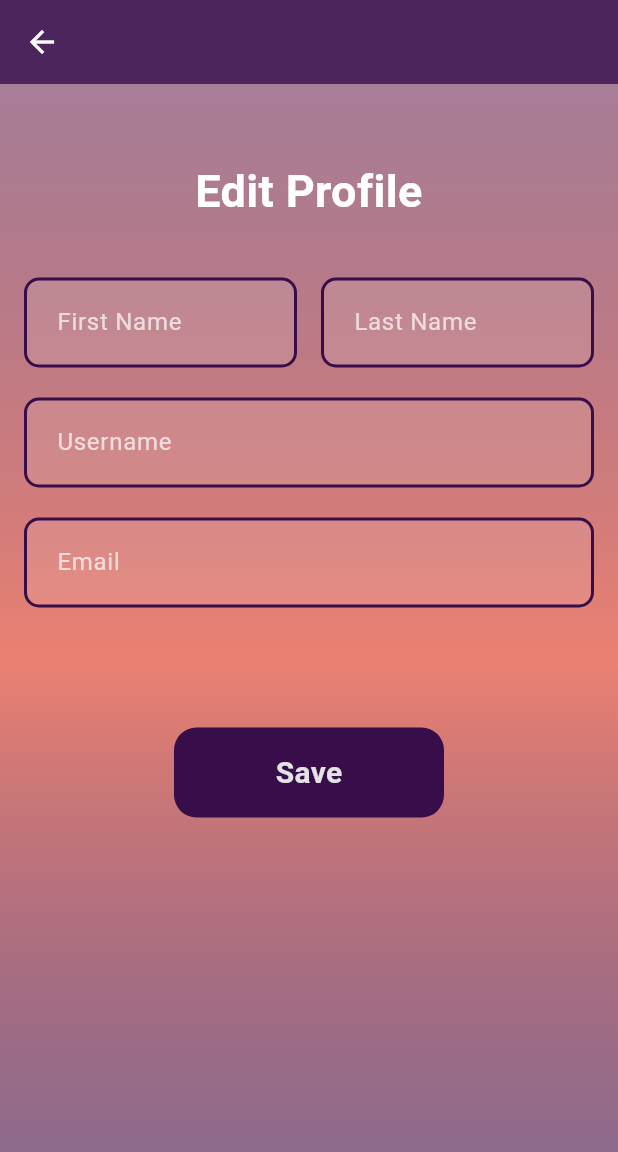
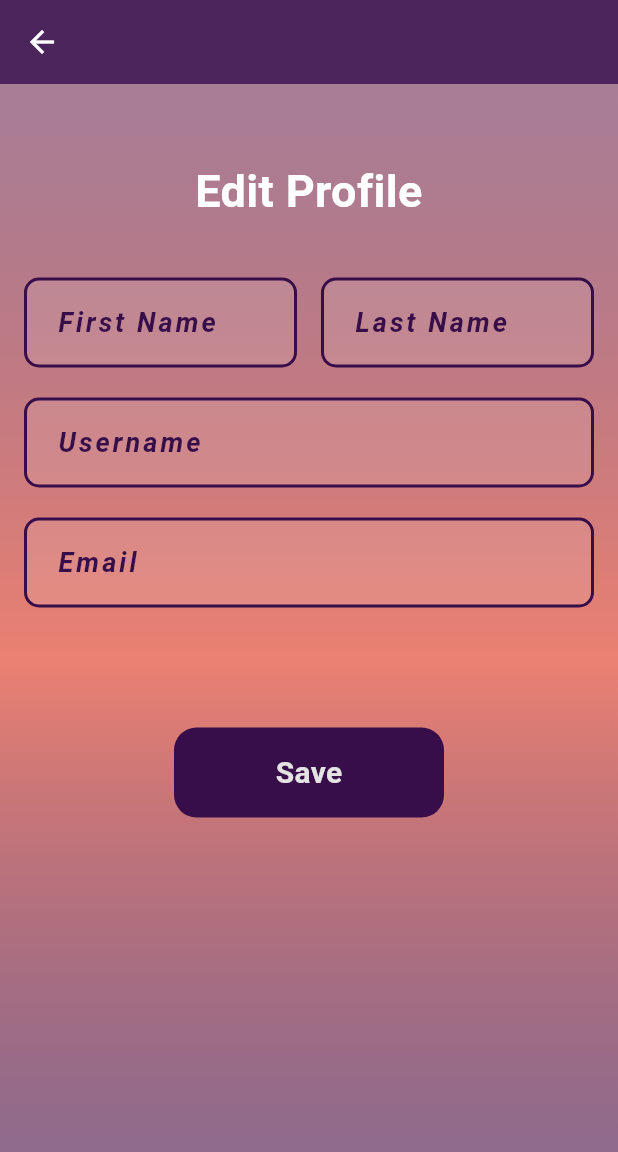
Before and after one commit to alexbaar/CapstoneSmartBike_startVersion, a Flutter app: the EditProfileActivity screen opened directly, on a phone screen of 412 x 824 dp. Shown: the top 1152 px of the screen. Run offline on Flutter 3.47's test engine with Material 3 defaults, Android fonts, the phone set to English and light mode, and no system bars; our stand-ins replace google_maps_flutter, location.

Commit message:
Update input_text_field.dart
Added show/hide password visibility and hintText

```diff
--- a/lib/components/input_text_field.dart
+++ b/lib/components/input_text_field.dart
@@ -1,44 +1,74 @@
 import 'package:flutter/material.dart';
 import 'package:phone_app/utilities/constants.dart';
 
-class InputTextField extends StatelessWidget {
+class InputTextField extends StatefulWidget {
   // custom constructor
-  InputTextField({required this.buttonText, this.fieldController, this.height});
-
-  // use VoidCallback instead of Function
+  InputTextField({
+    required this.buttonText,
+    this.fieldController,
+    this.height,
+    this.enableToggle = false, // Add a new property to enable/disable toggle
+  }) : obscureText = enableToggle
+            ? true
+            : false; // Initialize obscureText based on enableToggle
 
   final String buttonText;
-  final TextEditingController? fieldController; // optional
-  final double? height; // optional
+  final TextEditingController? fieldController;
+  final double? height;
+  bool obscureText;
+  final bool enableToggle; // New property to indicate toggle enablement
+
+  @override
+  _InputTextFieldState createState() => _InputTextFieldState();
+}
+
+class _InputTextFieldState extends State<InputTextField> {
+  void toggleObscured() {
+    setState(() {
+      widget.obscureText = !widget.obscureText;
+    });
+  }
 
   @override
   Widget build(BuildContext context) {
     return Container(
-      height: height ?? 60,
+      height: widget.height ?? 60,
       decoration: BoxDecoration(
         border: Border.all(
-          color: kLoginRegisterBtnColour, // Default border color
-          width: 2.0, // Default border width
+          color: kLoginRegisterBtnColour,
+          width: 2.0,
         ),
-        color:
-            kFillInText.withOpacity(0.1), // Set the fill color and opacity here
-        borderRadius:
-            BorderRadius.circular(10.0), // Set border radius if needed
+        color: kFillInText.withOpacity(0.1),
+        borderRadius: BorderRadius.circular(10.0),
       ),
       child: TextFormField(
         textAlign: TextAlign.left,
-        controller: fieldController,
-        obscureText: true,
+        controller: widget.fieldController,
+        obscureText: widget.obscureText,
         decoration: InputDecoration(
-          labelText: buttonText,
-          labelStyle: TextStyle(color: kFillInText),
+          hintText: widget.buttonText,
+          hintStyle: kSubSubTitlePurple,
           border: UnderlineInputBorder(
-            borderSide: BorderSide.none, // No underline
+            borderSide: BorderSide.none,
           ),
-          contentPadding: EdgeInsets.fromLTRB(20, 30, 0, 0),
+          contentPadding: EdgeInsets.symmetric(vertical: 15, horizontal: 20),
+          suffixIcon: widget.enableToggle
+              ? _buildSuffixIcon()
+              : null, // Conditionally show suffix icon
         ),
+      ),
+    );
+  }
 
-        //style: TextStyle(fontSize: height != null ? height! * 0.5 : 22.0),
+  Widget _buildSuffixIcon() {
+    return GestureDetector(
+      onTap: toggleObscured,
+      child: Icon(
+        widget.obscureText
+            ? Icons.visibility_rounded
+            : Icons.visibility_off_rounded,
+        size: 24,
+        color: kLoginRegisterBtnColour,
       ),
     );
   }
```
